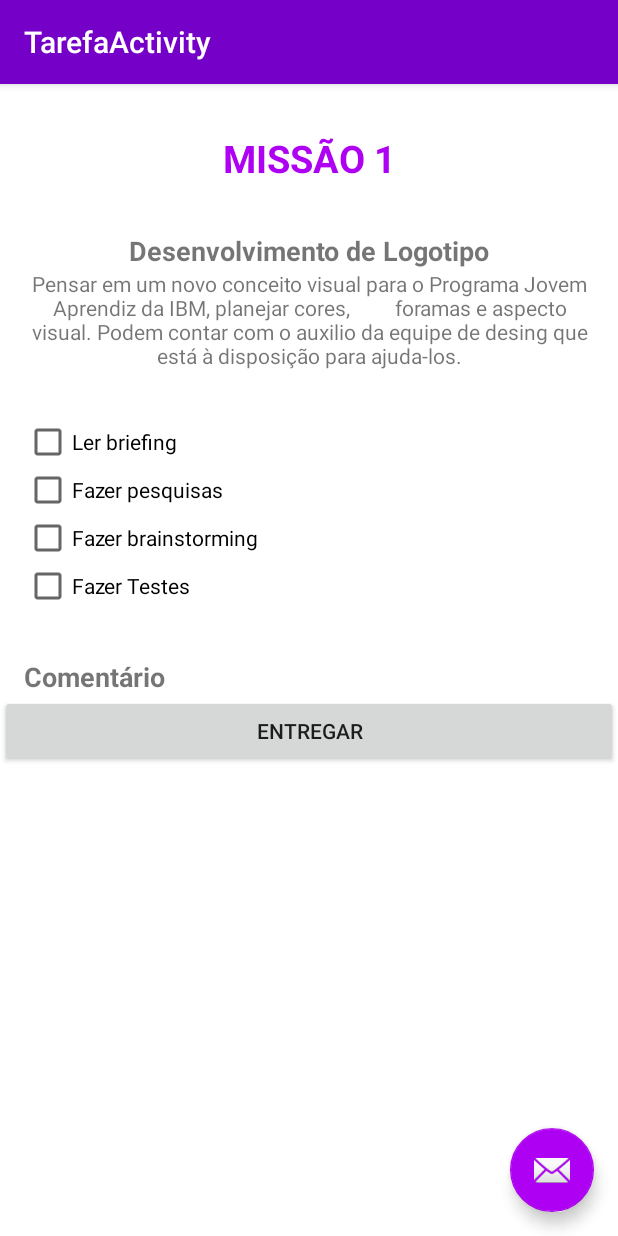
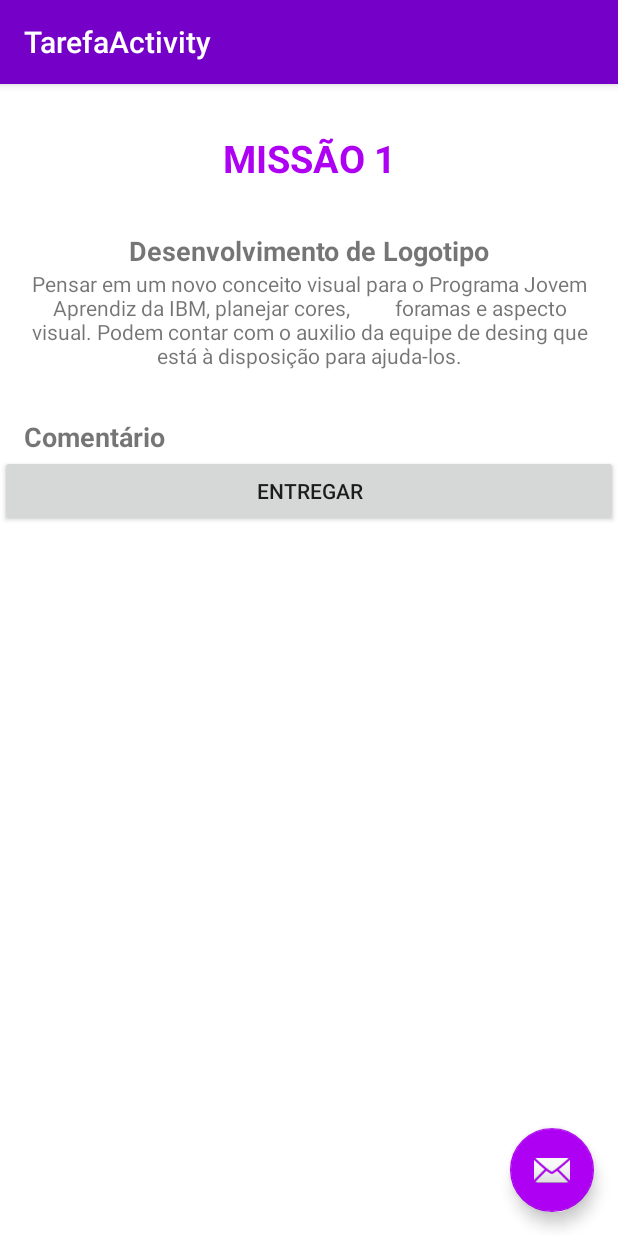
Before and after one commit to eduardoaugustoribeiro/IBM_Young, an Android app: the TarefaActivity screen opened directly, with no data from a screen before it, on a phone screen of 412 x 824 dp. Run offline under Robolectric (Android 15) with nearby library versions, the phone set to English and light mode, and no system bars.

Commit message:
Renomeado os layouts de Tarefas

```diff
--- a/Mobile/IBM_Young/app/src/main/res/layout/activity_tarefa.xml
+++ b/Mobile/IBM_Young/app/src/main/res/layout/activity_tarefa.xml
@@ -20,7 +20,7 @@
 
     </android.support.design.widget.AppBarLayout>
 
-    <include layout="@layout/content_tarefa" />
+    <include layout="@layout/tarefa_missao" />
 
     <android.support.design.widget.FloatingActionButton
         android:id="@+id/fab"
--- a/Mobile/IBM_Young/app/src/main/res/layout/content_tarefa.xml
+++ b/Mobile/IBM_Young/app/src/main/res/layout/tarefa_missao.xml
@@ -47,31 +47,6 @@
 
             />
 
-        <CheckBox
-            android:layout_width="wrap_content"
-            android:layout_height="wrap_content"
-            android:layout_marginLeft="16dp"
-            android:layout_marginTop="32dp"
-            android:text="Ler briefing"/>
-
-        <CheckBox
-            android:layout_width="wrap_content"
-            android:layout_height="wrap_content"
-            android:layout_marginLeft="16dp"
-            android:text="Fazer pesquisas"/>
-
-        <CheckBox
-            android:layout_width="wrap_content"
-            android:layout_height="wrap_content"
-            android:layout_marginLeft="16dp"
-            android:text="Fazer brainstorming"/>
-
-        <CheckBox
-            android:layout_width="wrap_content"
-            android:layout_height="wrap_content"
-            android:layout_marginLeft="16dp"
-            android:text="Fazer Testes"/>
-
         <TextView
             android:layout_width="match_parent"
             android:layout_height="wrap_content"
```
Also changed, not shown: Mobile/IBM_Young/app/src/main/res/layout/tarefa_perguntas.xml (renamed from Mobile/IBM_Young/app/src/main/res/layout/tarefa_ingles.xml).
